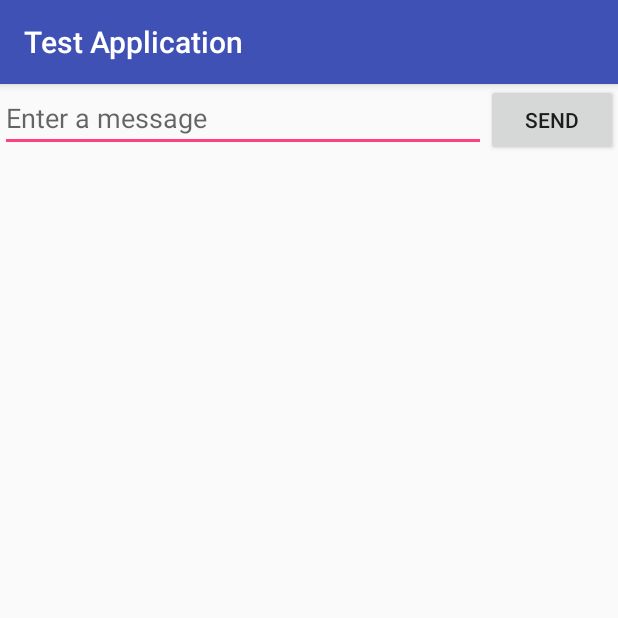
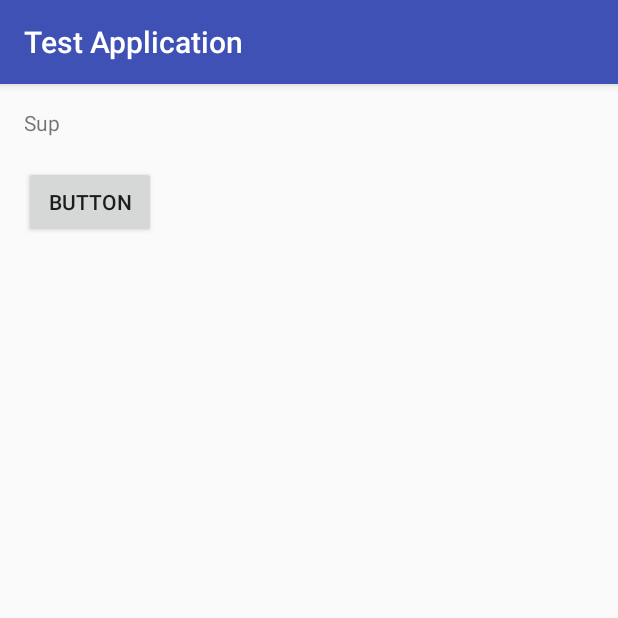
Before and after one commit to davidhamblin/Android-Projects, an Android app: the screen it shows after launch (MainActivity before the commit, DisplayMessageActivity after it), after a tap on "SEND", on a phone screen of 412 x 824 dp, the top half of it. Run offline under Robolectric (Android 15) with nearby library versions, the phone set to English and light mode, and no system bars.

Commit message:
Added another activity

```diff
--- /dev/null
+++ b/Test_Application/app/src/main/java/hamblin/testapplication/DisplayMessageActivity.java
@@ -0,0 +1,18 @@
+package hamblin.testapplication;
+
+import android.support.v7.app.AppCompatActivity;
+import android.os.Bundle;
+import android.view.View;
+
+public class DisplayMessageActivity extends AppCompatActivity {
+
+    @Override
+    protected void onCreate(Bundle savedInstanceState) {
+        super.onCreate(savedInstanceState);
+        setContentView(R.layout.activity_display_message);
+    }
+
+    public void returnHome(View view) {
+        this.finish();
+    }
+}
--- a/Test_Application/app/src/main/java/hamblin/testapplication/MainActivity.java
+++ b/Test_Application/app/src/main/java/hamblin/testapplication/MainActivity.java
@@ -5,6 +5,7 @@ import android.support.v7.app.AppCompatActivity;
 import android.os.Bundle;
 import android.view.View;
 import android.widget.EditText;
+import android.widget.Toast;
 
 import static android.provider.AlarmClock.EXTRA_MESSAGE;
 
@@ -18,6 +19,7 @@ public class MainActivity extends AppCompatActivity {
 
     /** Called when the user clicks the Send button */
     public void sendMessage(View view) {
+        Toast.makeText(this, "Button Executed, dawg.", Toast.LENGTH_SHORT).show();
         Intent intent = new Intent(this, DisplayMessageActivity.class);
         EditText editText = (EditText) findViewById(R.id.edit_message);
         String message = editText.getText().toString();
--- /dev/null
+++ b/Test_Application/app/src/main/res/layout/activity_display_message.xml
@@ -0,0 +1,30 @@
+<?xml version="1.0" encoding="utf-8"?>
+<RelativeLayout xmlns:android="http://schemas.android.com/apk/res/android"
+    xmlns:tools="http://schemas.android.com/tools"
+    android:id="@+id/activity_display_message"
+    android:layout_width="match_parent"
+    android:layout_height="match_parent"
+    android:paddingBottom="@dimen/activity_vertical_margin"
+    android:paddingLeft="@dimen/activity_horizontal_margin"
+    android:paddingRight="@dimen/activity_horizontal_margin"
+    android:paddingTop="@dimen/activity_vertical_margin"
+    tools:context="hamblin.testapplication.DisplayMessageActivity">
+
+    <TextView
+        android:text="Sup"
+        android:layout_width="wrap_content"
+        android:layout_height="wrap_content"
+        android:layout_alignParentTop="true"
+        android:layout_alignParentStart="true"
+        android:id="@+id/textView" />
+
+    <Button
+        android:text="Button"
+        android:layout_width="wrap_content"
+        android:layout_height="wrap_content"
+        android:layout_below="@+id/textView"
+        android:layout_alignParentStart="true"
+        android:layout_marginTop="19dp"
+        android:onClick="returnHome"
+        android:id="@+id/button" />
+</RelativeLayout>
--- a/Test_Application/app/src/main/res/layout/activity_main.xml
+++ b/Test_Application/app/src/main/res/layout/activity_main.xml
@@ -5,11 +5,20 @@
     android:layout_width="match_parent"
     android:layout_height="match_parent"
     android:orientation="horizontal">
+
+    <TextView
+        android:text="Nerd"
+        android:layout_width="wrap_content"
+        android:layout_height="wrap_content"
+        android:id="@+id/textView2"
+        android:layout_weight="0.03" />
+
     <EditText android:id="@+id/edit_message"
         android:layout_width="0dp"
         android:layout_height="wrap_content"
         android:hint="@string/edit_message"
         android:layout_weight="1"     />
+
     <Button
         android:layout_width="wrap_content"
         android:layout_height="wrap_content"
```
